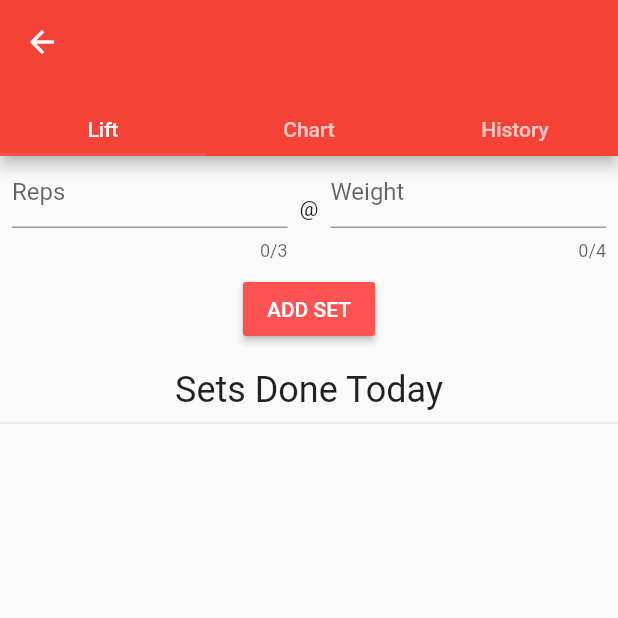
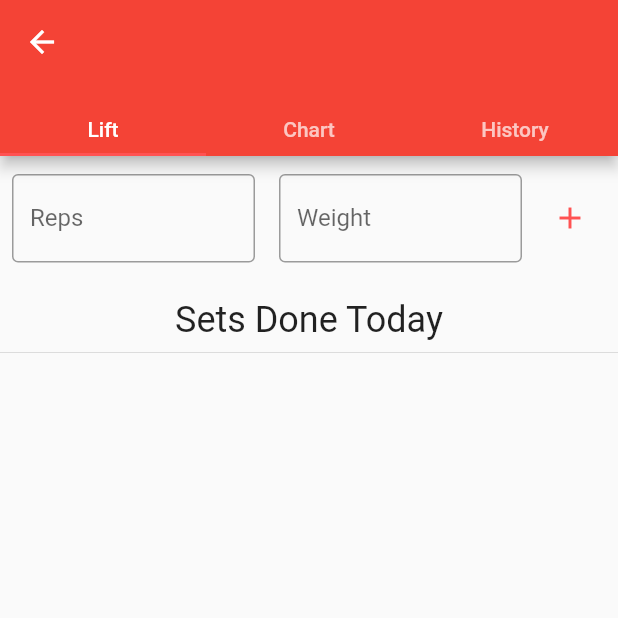
Before and after one commit to bhumboldt/MyLifts, a Flutter app: the RepCounterView screen opened directly with empty values, on a phone screen of 412 x 824 dp, the top half of it. Run offline on Flutter 3.47's test engine with Material 2 defaults, Android fonts, the phone set to English and light mode, and no system bars; our stand-ins replace charts_flutter, kiwi, sqflite; accounts and stored records are empty; statements that could not run were skipped.

Commit message:
Different inputs, visual cleanup

```diff
--- a/my_lifts/lib/home_view.dart
+++ b/my_lifts/lib/home_view.dart
@@ -47,7 +47,7 @@ class HomeState extends State<HomeView> {
             tabs: <Widget>[
               Padding(
                 padding: const EdgeInsets.only(bottom: 8.0),
-                child: Text('My Exercises'),
+                child: Text('My Exercises',),
               ),
               Padding(
                 padding: const EdgeInsets.only(bottom: 8.0),
@@ -130,7 +130,9 @@ class HomeState extends State<HomeView> {
           title: Text(date),
           children: exercisesByDate[date].keys.map((exerciseName) {
             var exerciseSets = exercisesByDate[date][exerciseName];
-            return ExpansionTile(
+            return Padding(
+              padding: const EdgeInsets.only(left: 4.0),
+              child: ExpansionTile(
                 title: Text(exerciseName),
                 children: exerciseSets.map((exerciseSet) {
                   return ListTile(
@@ -138,6 +140,7 @@ class HomeState extends State<HomeView> {
                         '${exerciseSet.reps} reps @ ${exerciseSet.weight} lbs.'),
                   );
                 }).toList(),
+              ),
             );
           }).toList(),
         );
--- a/my_lifts/lib/rep_counter_view.dart
+++ b/my_lifts/lib/rep_counter_view.dart
@@ -72,7 +72,6 @@ class RepCounterState extends State<RepCounterView> {
               child: Column(
                 children: [
                   _buildRepWeightForm(),
-                  _buildAddSetButton(),
                   _buildSetList()
                 ],
               ),
@@ -124,8 +123,6 @@ class RepCounterState extends State<RepCounterView> {
 
   Widget _buildChart() {
     return Container(
-      width: 250,
-      height: 250,
       child: Padding(
         padding: const EdgeInsets.all(16.0),
         child: charts.TimeSeriesChart(
@@ -167,13 +164,10 @@ class RepCounterState extends State<RepCounterView> {
 
   Widget _buildAddSetButton() {
     return Padding(
-      padding: const EdgeInsets.only(top: 8.0),
-      child: RaisedButton(
+      padding: const EdgeInsets.only(top: 12.0, right: 8.0),
+      child: IconButton(
         color: Theme.of(context).accentColor,
-        child: Text(
-          'ADD SET',
-          style: TextStyle(color: Colors.white),
-        ),
+        icon: Icon(Icons.add),
         onPressed: () => _submitSet(),
       ),
     );
@@ -213,11 +207,10 @@ class RepCounterState extends State<RepCounterView> {
       children: <Widget>[
         Expanded(
           child: Padding(
-            padding: const EdgeInsets.only(left: 8.0),
+            padding: const EdgeInsets.only(left: 8.0, top: 12.0),
             child: TextField(
               controller: _repsTextController,
-              decoration: InputDecoration(hintText: 'Reps'),
-              maxLength: 3,
+              decoration: InputDecoration(labelText: 'Reps', border: OutlineInputBorder()),
               keyboardType: TextInputType.number,
               focusNode: _repsFocusNode,
               textInputAction: TextInputAction.next,
@@ -230,15 +223,13 @@ class RepCounterState extends State<RepCounterView> {
         ),
         const Padding(
           padding: const EdgeInsets.symmetric(horizontal: 8.0),
-          child: Text('@'),
         ),
         Expanded(
           child: Padding(
-            padding: const EdgeInsets.only(right: 8.0),
+            padding: const EdgeInsets.only(right: 8.0, top: 12.0),
             child: TextField(
               controller: _weightTextController,
-              decoration: InputDecoration(hintText: 'Weight'),
-              maxLength: 4,
+              decoration: InputDecoration(labelText: 'Weight', border: OutlineInputBorder()),
               keyboardType: TextInputType.number,
               focusNode: _weightFocusNode,
               onSubmitted: (text) {
@@ -247,13 +238,14 @@ class RepCounterState extends State<RepCounterView> {
             ),
           ),
         ),
+        _buildAddSetButton()
       ],
     );
   }
 
   Widget _buildSetList() {
     return Padding(
-      padding: const EdgeInsets.only(top: 16.0),
+      padding: const EdgeInsets.only(top: 24.0),
       child: Column(
         children: <Widget>[
           const Center(
```
Lines whose indentation alone changed are shown as unchanged.
